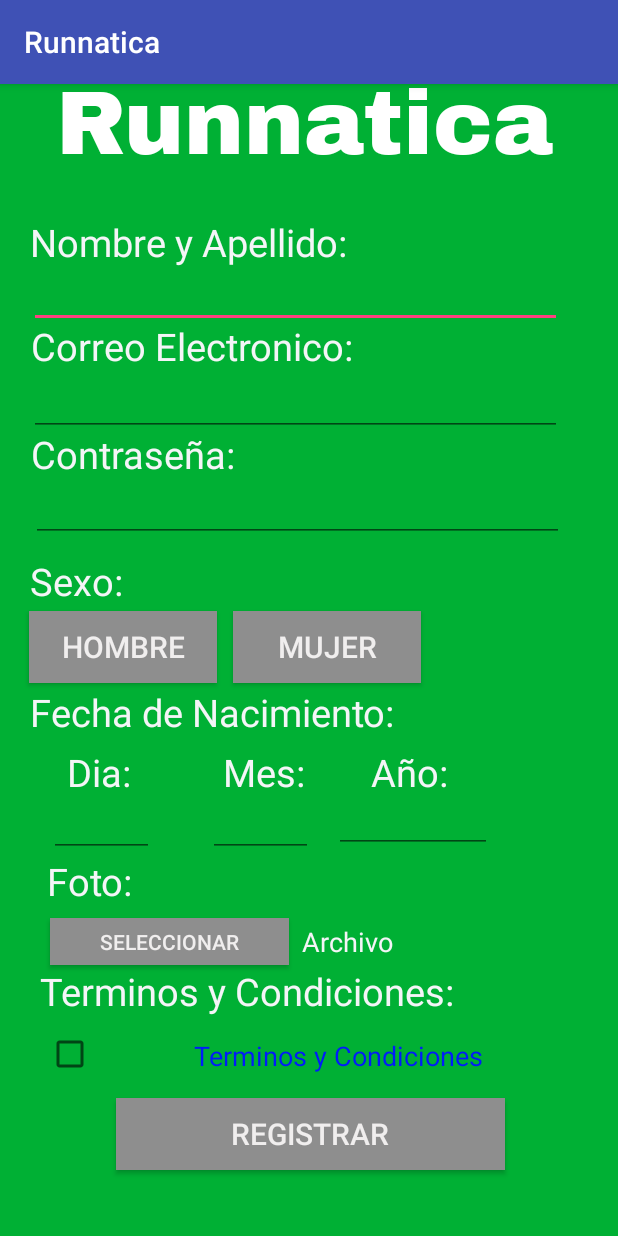
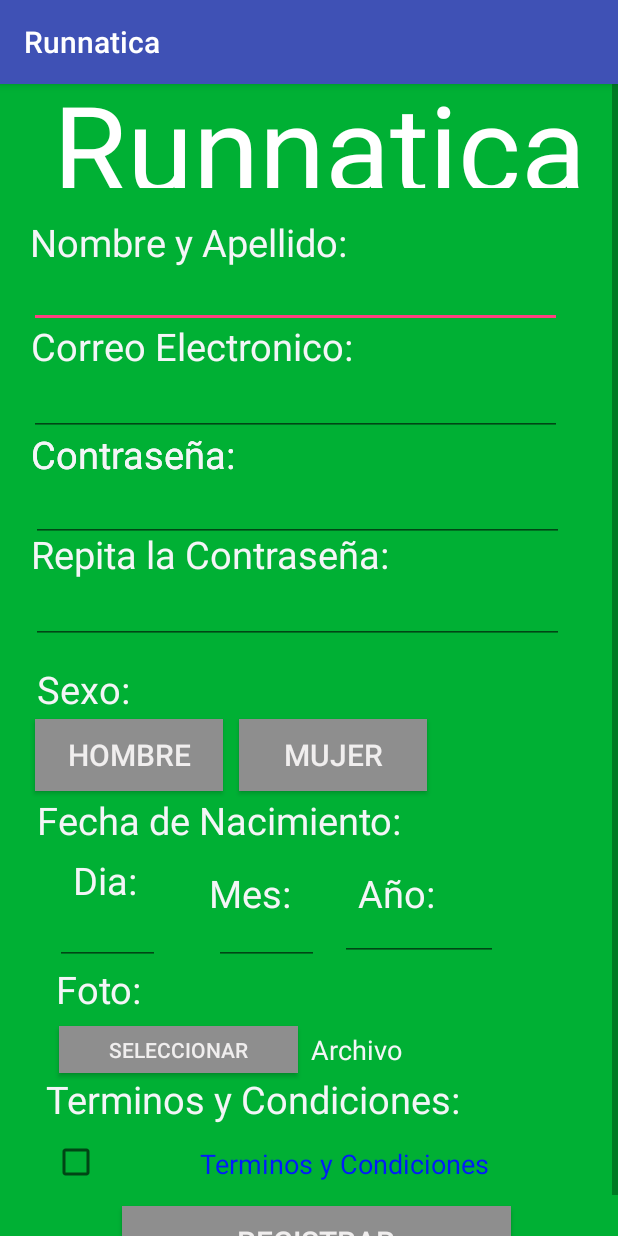
Before and after one commit to Zazir/Runnatica, an Android app: the registro_usuario screen opened directly, with no data from a screen before it, on a phone screen of 412 x 824 dp. Run offline under Robolectric (Android 15) with nearby library versions, the phone set to English and light mode, and no system bars.

Commit message:
Login 4
Agregue el que el usuario confirmara su contraseña y agregue en el .java su objeto.

```diff
--- a/app/src/main/java/com/runnatica/runnatica/registro_usuario.java
+++ b/app/src/main/java/com/runnatica/runnatica/registro_usuario.java
@@ -12,7 +12,7 @@ import android.widget.TextView;
 public class registro_usuario extends AppCompatActivity {
 
     Button Hombre, Mujer, Foto, Registrarse;
-    EditText Nombre, Correo, Contrasena;
+    EditText Nombre, Correo, Contrasena, contrasena2;
     CheckBox Terminos;
     TextView Condiciones;
 
@@ -27,7 +27,9 @@ public class registro_usuario extends AppCompatActivity {
         Correo = (EditText)findViewById(R.id.etCorreo);
         Terminos = (CheckBox)findViewById(R.id.checkTerminos);
         Contrasena = (EditText)findViewById(R.id.etContrasena);
+        contrasena2 = (EditText)findViewById(R.id.etContrasenaseguridad);
         Condiciones = (TextView)findViewById(R.id.tvCondiciones);
+
 
         Condiciones.setOnClickListener(new View.OnClickListener(){
             @Override
--- a/app/src/main/res/layout/activity_logo.xml
+++ b/app/src/main/res/layout/activity_logo.xml
@@ -24,9 +24,9 @@
         android:layout_height="81dp"
         android:layout_alignParentTop="true"
         android:layout_alignParentEnd="true"
-        android:layout_marginTop="434dp"
-        android:layout_marginEnd="30dp"
-        android:fontFamily="@font/archivo_black"
+        android:layout_marginTop="466dp"
+        android:layout_marginEnd="68dp"
+        android:fontFamily="sans-serif"
         android:text="Runnatica"
         android:textColor="#FFFFFF"
         android:textFont="Impact"
--- a/app/src/main/res/layout/activity_register.xml
+++ b/app/src/main/res/layout/activity_register.xml
@@ -13,13 +13,13 @@
         android:layout_height="81dp"
         android:layout_alignParentTop="true"
         android:layout_alignParentEnd="true"
-        android:layout_marginTop="133dp"
-        android:layout_marginEnd="33dp"
-        android:fontFamily="@font/archivo_black"
+        android:layout_marginTop="139dp"
+        android:layout_marginEnd="27dp"
+        android:fontFamily="sans-serif"
         android:text="Runnatica"
         android:textColor="#FFFFFF"
         android:textFont="Impact"
-        android:textSize="60dp"
+        android:textSize="80dp"
         android:visibility="visible" />
 
     <TextView
--- a/app/src/main/res/layout/activity_registro_usuario.xml
+++ b/app/src/main/res/layout/activity_registro_usuario.xml
@@ -9,6 +9,13 @@
     android:background="@color/verdeRun"
     >
 
+    <ScrollView
+        android:layout_width="match_parent"
+        android:layout_height="wrap_content">
+
+        <RelativeLayout
+            android:layout_width="match_parent"
+            android:layout_height="wrap_content">
 
             <Button
                 android:id="@+id/btnMujer"
@@ -16,8 +23,8 @@
                 android:layout_height="wrap_content"
                 android:layout_alignParentTop="true"
                 android:layout_alignParentEnd="true"
-        android:layout_marginTop="351dp"
-        android:layout_marginEnd="131dp"
+                android:layout_marginTop="423dp"
+                android:layout_marginEnd="127dp"
                 android:background="@color/grisBoton"
                 android:text="Mujer"
                 android:textColor="#F0EEEE"
@@ -29,8 +36,8 @@
                 android:layout_height="wrap_content"
                 android:layout_alignParentTop="true"
                 android:layout_alignParentEnd="true"
-        android:layout_marginTop="351dp"
-        android:layout_marginEnd="267dp"
+                android:layout_marginTop="423dp"
+                android:layout_marginEnd="263dp"
                 android:background="@color/grisBoton"
                 android:text="Hombre"
                 android:textColor="#F0EEEE"
@@ -42,8 +49,8 @@
                 android:layout_height="wrap_content"
                 android:layout_alignParentTop="true"
                 android:layout_alignParentEnd="true"
-        android:layout_marginTop="676dp"
-        android:layout_marginEnd="75dp"
+                android:layout_marginTop="748dp"
+                android:layout_marginEnd="71dp"
                 android:background="@color/grisBoton"
                 android:text="Registrar"
                 android:textColor="#F0EEEE"
@@ -55,8 +62,8 @@
                 android:layout_height="31dp"
                 android:layout_alignParentTop="true"
                 android:layout_alignParentEnd="true"
-        android:layout_marginTop="556dp"
-        android:layout_marginEnd="219dp"
+                android:layout_marginTop="628dp"
+                android:layout_marginEnd="213dp"
                 android:background="@color/grisBoton"
                 android:text="Seleccionar"
                 android:textColor="#F0EEEE"
@@ -67,13 +74,13 @@
                 android:layout_height="81dp"
                 android:layout_alignParentTop="true"
                 android:layout_alignParentEnd="true"
-        android:layout_marginTop="-11dp"
-        android:layout_marginEnd="43dp"
-        android:fontFamily="@font/archivo_black"
+                android:layout_marginTop="-12dp"
+                android:layout_marginEnd="21dp"
+                android:fontFamily="sans-serif"
                 android:text="Runnatica"
                 android:textColor="#FFFFFF"
                 android:textFont="Impact"
-        android:textSize="60dp"
+                android:textSize="80dp"
                 android:visibility="visible" />
 
             <TextView
@@ -112,13 +119,25 @@
                 android:textSize="25sp" />
 
             <TextView
+                android:id="@+id/textView11"
+                android:layout_width="346dp"
+                android:layout_height="39dp"
+                android:layout_alignParentTop="true"
+                android:layout_alignParentEnd="true"
+                android:layout_marginTop="229dp"
+                android:layout_marginEnd="45dp"
+                android:text="Contraseña:"
+                android:textColor="#F4F5F7"
+                android:textSize="25sp" />
+
+            <TextView
                 android:id="@+id/textView4"
                 android:layout_width="57dp"
                 android:layout_height="wrap_content"
                 android:layout_alignParentTop="true"
                 android:layout_alignParentEnd="true"
-        android:layout_marginTop="441dp"
-        android:layout_marginEnd="310dp"
+                android:layout_marginTop="513dp"
+                android:layout_marginEnd="306dp"
                 android:text="Dia:"
                 android:textColor="#F4F5F7"
                 android:textSize="25sp" />
@@ -129,8 +148,8 @@
                 android:layout_height="wrap_content"
                 android:layout_alignParentTop="true"
                 android:layout_alignParentEnd="true"
-        android:layout_marginTop="441dp"
-        android:layout_marginEnd="206dp"
+                android:layout_marginTop="522dp"
+                android:layout_marginEnd="215dp"
                 android:text="Mes:"
                 android:textColor="#F4F5F7"
                 android:textSize="25sp" />
@@ -141,8 +160,8 @@
                 android:layout_height="wrap_content"
                 android:layout_alignParentTop="true"
                 android:layout_alignParentEnd="true"
-        android:layout_marginTop="559dp"
-        android:layout_marginEnd="150dp"
+                android:layout_marginTop="631dp"
+                android:layout_marginEnd="144dp"
                 android:text="Archivo"
                 android:textColor="#F4F5F7"
                 android:textSize="18sp" />
@@ -153,8 +172,8 @@
                 android:layout_height="wrap_content"
                 android:layout_alignParentTop="true"
                 android:layout_alignParentEnd="true"
-        android:layout_marginTop="441dp"
-        android:layout_marginEnd="107dp"
+                android:layout_marginTop="522dp"
+                android:layout_marginEnd="116dp"
                 android:text="Año:"
                 android:textColor="#F4F5F7"
                 android:textSize="25sp" />
@@ -165,8 +184,8 @@
                 android:layout_height="39dp"
                 android:layout_alignParentTop="true"
                 android:layout_alignParentEnd="true"
-        android:layout_marginTop="401dp"
-        android:layout_marginEnd="46dp"
+                android:layout_marginTop="473dp"
+                android:layout_marginEnd="41dp"
                 android:text="Fecha de Nacimiento:"
                 android:textColor="#F4F5F7"
                 android:textSize="25sp" />
@@ -177,8 +196,8 @@
                 android:layout_height="wrap_content"
                 android:layout_alignParentTop="true"
                 android:layout_alignParentEnd="true"
-        android:layout_marginTop="514dp"
-        android:layout_marginEnd="323dp"
+                android:layout_marginTop="586dp"
+                android:layout_marginEnd="317dp"
                 android:text="Foto:"
                 android:textColor="#F4F5F7"
                 android:textSize="25sp" />
@@ -189,8 +208,8 @@
                 android:layout_height="34dp"
                 android:layout_alignParentTop="true"
                 android:layout_alignParentEnd="true"
-        android:layout_marginTop="587dp"
-        android:layout_marginEnd="75dp"
+                android:layout_marginTop="659dp"
+                android:layout_marginEnd="71dp"
                 android:text="Terminos y Condiciones:"
                 android:textColor="#F4F5F7"
                 android:textSize="25sp" />
@@ -201,8 +220,8 @@
                 android:layout_height="34dp"
                 android:layout_alignParentTop="true"
                 android:layout_alignParentEnd="true"
-        android:layout_marginTop="635dp"
-        android:layout_marginEnd="-27dp"
+                android:layout_marginTop="707dp"
+                android:layout_marginEnd="-31dp"
                 android:text="Terminos y Condiciones"
                 android:textColor="#021BFA"
                 android:textSize="18sp" />
@@ -213,8 +232,8 @@
                 android:layout_height="39dp"
                 android:layout_alignParentTop="true"
                 android:layout_alignParentEnd="true"
-        android:layout_marginTop="314dp"
-        android:layout_marginEnd="46dp"
+                android:layout_marginTop="386dp"
+                android:layout_marginEnd="41dp"
                 android:text="Sexo:"
                 android:textColor="#F4F5F7"
                 android:textSize="25sp" />
@@ -246,14 +265,35 @@
                 android:layout_marginTop="260dp"
                 android:layout_marginEnd="36dp" />
 
+            <TextView
+                android:id="@+id/textView2"
+                android:layout_width="346dp"
+                android:layout_height="39dp"
+                android:layout_alignParentTop="true"
+                android:layout_alignParentEnd="true"
+                android:layout_marginTop="296dp"
+                android:layout_marginEnd="45dp"
+                android:text="Repita la Contraseña:"
+                android:textColor="#F4F5F7"
+                android:textSize="25sp" />
+
+            <EditText
+                android:id="@+id/etContrasenaseguridad"
+                android:layout_width="355dp"
+                android:layout_height="wrap_content"
+                android:layout_alignParentTop="true"
+                android:layout_alignParentEnd="true"
+                android:layout_marginTop="328dp"
+                android:layout_marginEnd="36dp" />
+
             <CheckBox
                 android:id="@+id/checkTerminos"
                 android:layout_width="104dp"
                 android:layout_height="42dp"
                 android:layout_alignParentTop="true"
                 android:layout_alignParentEnd="true"
-        android:layout_marginTop="626dp"
-        android:layout_marginEnd="277dp"
+                android:layout_marginTop="698dp"
+                android:layout_marginEnd="273dp"
                 android:textColor="#F5F2F2"
                 android:textSize="18sp"
                 tools:text="Aceptar" />
@@ -265,8 +305,8 @@
                 android:layout_alignParentTop="true"
                 android:layout_alignParentEnd="true"
 
-        android:layout_marginTop="470dp"
-        android:layout_marginEnd="309dp"
+                android:layout_marginTop="542dp"
+                android:layout_marginEnd="305dp"
 
                 />
 
@@ -277,8 +317,8 @@
                 android:layout_alignParentTop="true"
 
                 android:layout_alignParentEnd="true"
-        android:layout_marginTop="470dp"
-        android:layout_marginEnd="203dp" />
+                android:layout_marginTop="542dp"
+                android:layout_marginEnd="199dp" />
 
             <EditText
                 android:id="@+id/Año"
@@ -287,10 +327,11 @@
                 android:layout_alignParentTop="true"
 
                 android:layout_alignParentEnd="true"
-        android:layout_marginTop="467dp"
-        android:layout_marginEnd="84dp" />
+                android:layout_marginTop="539dp"
+                android:layout_marginEnd="80dp" />
+        </RelativeLayout>
 
-
+    </ScrollView>
 
 
 
```
Lines whose indentation alone changed are shown as unchanged.
